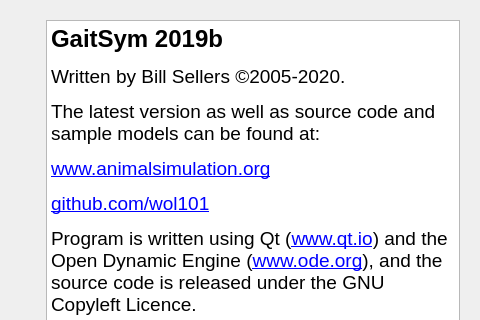
First picture: the form in distribution/GaitSymQt/AboutDialog.ui, repository wol101/GaitSym2019, before the edit; both pictures show x 413 to 893 and y 0 to 320 of the 893 by 639 pixel window.
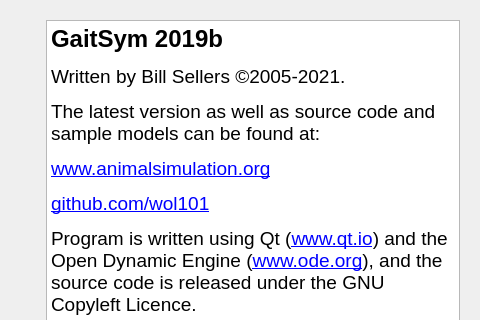
Second picture: the form after the edit. Icons and pictures are not drawn.

```diff
--- a/distribution/GaitSymQt/AboutDialog.ui
+++ b/distribution/GaitSymQt/AboutDialog.ui
@@ -126,16 +126,16 @@
         </property>
         <property name="html">
          <string>&lt;!DOCTYPE HTML PUBLIC &quot;-//W3C//DTD HTML 4.0//EN&quot; &quot;http://www.w3.org/TR/REC-html40/strict.dtd&quot;&gt;
-&lt;html&gt;&lt;head&gt;&lt;meta name=&quot;qrichtext&quot; content=&quot;1&quot; /&gt;&lt;style type=&quot;text/css&quot;&gt;
+&lt;html&gt;&lt;head&gt;&lt;meta name=&quot;qrichtext&quot; content=&quot;1&quot; /&gt;&lt;meta charset=&quot;utf-8&quot; /&gt;&lt;style type=&quot;text/css&quot;&gt;
 p, li { white-space: pre-wrap; }
-&lt;/style&gt;&lt;/head&gt;&lt;body style=&quot; font-family:Arial, Helvetica, Verdana, sans-serif; font-size:8pt; font-weight:400; font-style:normal;&quot;&gt;
-&lt;p style=&quot; margin-top:12px; margin-bottom:12px; margin-left:0px; margin-right:0px; -qt-block-indent:0; text-indent:0px;&quot;&gt;&lt;span style=&quot; font-size:18pt; font-weight:600;&quot;&gt;GaitSym 2019b&lt;/span&gt;&lt;/p&gt;
-&lt;p style=&quot; margin-top:12px; margin-bottom:12px; margin-left:0px; margin-right:0px; -qt-block-indent:0; text-indent:0px;&quot;&gt;&lt;span style=&quot; font-size:14pt;&quot;&gt;Written by Bill Sellers ©2005-2020.&lt;/span&gt;&lt;/p&gt;
-&lt;p style=&quot; margin-top:12px; margin-bottom:12px; margin-left:0px; margin-right:0px; -qt-block-indent:0; text-indent:0px;&quot;&gt;&lt;span style=&quot; font-size:14pt;&quot;&gt;The latest version as well as source code and sample models can be found at:&lt;/span&gt;&lt;/p&gt;
-&lt;p style=&quot; margin-top:12px; margin-bottom:12px; margin-left:0px; margin-right:0px; -qt-block-indent:0; text-indent:0px;&quot;&gt;&lt;a href=&quot;www.animalsimulation.org&quot;&gt;&lt;span style=&quot; font-size:14pt; text-decoration: underline; color:#0000ff;&quot;&gt;www.animalsimulation.org&lt;/span&gt;&lt;/a&gt;&lt;/p&gt;
-&lt;p style=&quot; margin-top:12px; margin-bottom:12px; margin-left:0px; margin-right:0px; -qt-block-indent:0; text-indent:0px;&quot;&gt;&lt;a href=&quot;github.com/wol101&quot;&gt;&lt;span style=&quot; font-size:14pt; text-decoration: underline; color:#0000ff;&quot;&gt;github.com/wol101&lt;/span&gt;&lt;/a&gt;&lt;/p&gt;
-&lt;p style=&quot; margin-top:12px; margin-bottom:12px; margin-left:0px; margin-right:0px; -qt-block-indent:0; text-indent:0px;&quot;&gt;&lt;span style=&quot; font-size:14pt;&quot;&gt;Program is written using Qt (&lt;/span&gt;&lt;a href=&quot;www.qt.io&quot;&gt;&lt;span style=&quot; font-size:14pt; text-decoration: underline; color:#0000ff;&quot;&gt;www.qt.io&lt;/span&gt;&lt;/a&gt;&lt;span style=&quot; font-size:14pt;&quot;&gt;) and the Open Dynamic Engine (&lt;/span&gt;&lt;a href=&quot;www.ode.org&quot;&gt;&lt;span style=&quot; font-size:14pt; text-decoration: underline; color:#0000ff;&quot;&gt;www.ode.org&lt;/span&gt;&lt;/a&gt;&lt;span style=&quot; font-size:14pt;&quot;&gt;), and the source code is released under the GNU Copyleft Licence.&lt;/span&gt;&lt;/p&gt;
-&lt;p style=&quot; margin-top:12px; margin-bottom:12px; margin-left:0px; margin-right:0px; -qt-block-indent:0; text-indent:0px;&quot;&gt;&lt;span style=&quot; font-size:14pt;&quot;&gt;Development has been funded by The Leverhulme Trust, NERC, BBSRC and EPSRC.&lt;/span&gt;&lt;/p&gt;&lt;/body&gt;&lt;/html&gt;</string>
+&lt;/style&gt;&lt;/head&gt;&lt;body style=&quot; font-family:'Segoe UI'; font-size:9pt; font-weight:400; font-style:normal;&quot;&gt;
+&lt;p style=&quot; margin-top:12px; margin-bottom:12px; margin-left:0px; margin-right:0px; -qt-block-indent:0; text-indent:0px;&quot;&gt;&lt;span style=&quot; font-family:'Arial','Helvetica','Verdana','sans-serif'; font-size:18pt; font-weight:600;&quot;&gt;GaitSym 2019b&lt;/span&gt;&lt;/p&gt;
+&lt;p style=&quot; margin-top:12px; margin-bottom:12px; margin-left:0px; margin-right:0px; -qt-block-indent:0; text-indent:0px;&quot;&gt;&lt;span style=&quot; font-family:'Arial','Helvetica','Verdana','sans-serif'; font-size:14pt;&quot;&gt;Written by Bill Sellers ©2005-2021.&lt;/span&gt;&lt;/p&gt;
+&lt;p style=&quot; margin-top:12px; margin-bottom:12px; margin-left:0px; margin-right:0px; -qt-block-indent:0; text-indent:0px;&quot;&gt;&lt;span style=&quot; font-family:'Arial','Helvetica','Verdana','sans-serif'; font-size:14pt;&quot;&gt;The latest version as well as source code and sample models can be found at:&lt;/span&gt;&lt;/p&gt;
+&lt;p style=&quot; margin-top:12px; margin-bottom:12px; margin-left:0px; margin-right:0px; -qt-block-indent:0; text-indent:0px;&quot;&gt;&lt;a href=&quot;www.animalsimulation.org&quot;&gt;&lt;span style=&quot; font-family:'Arial','Helvetica','Verdana','sans-serif'; font-size:14pt; text-decoration: underline; color:#0000ff;&quot;&gt;www.animalsimulation.org&lt;/span&gt;&lt;/a&gt;&lt;/p&gt;
+&lt;p style=&quot; margin-top:12px; margin-bottom:12px; margin-left:0px; margin-right:0px; -qt-block-indent:0; text-indent:0px;&quot;&gt;&lt;a href=&quot;github.com/wol101&quot;&gt;&lt;span style=&quot; font-family:'Arial','Helvetica','Verdana','sans-serif'; font-size:14pt; text-decoration: underline; color:#0000ff;&quot;&gt;github.com/wol101&lt;/span&gt;&lt;/a&gt;&lt;/p&gt;
+&lt;p style=&quot; margin-top:12px; margin-bottom:12px; margin-left:0px; margin-right:0px; -qt-block-indent:0; text-indent:0px;&quot;&gt;&lt;span style=&quot; font-family:'Arial','Helvetica','Verdana','sans-serif'; font-size:14pt;&quot;&gt;Program is written using Qt (&lt;/span&gt;&lt;a href=&quot;www.qt.io&quot;&gt;&lt;span style=&quot; font-family:'Arial','Helvetica','Verdana','sans-serif'; font-size:14pt; text-decoration: underline; color:#0000ff;&quot;&gt;www.qt.io&lt;/span&gt;&lt;/a&gt;&lt;span style=&quot; font-family:'Arial','Helvetica','Verdana','sans-serif'; font-size:14pt;&quot;&gt;) and the Open Dynamic Engine (&lt;/span&gt;&lt;a href=&quot;www.ode.org&quot;&gt;&lt;span style=&quot; font-family:'Arial','Helvetica','Verdana','sans-serif'; font-size:14pt; text-decoration: underline; color:#0000ff;&quot;&gt;www.ode.org&lt;/span&gt;&lt;/a&gt;&lt;span style=&quot; font-family:'Arial','Helvetica','Verdana','sans-serif'; font-size:14pt;&quot;&gt;), and the source code is released under the GNU Copyleft Licence.&lt;/span&gt;&lt;/p&gt;
+&lt;p style=&quot; margin-top:12px; margin-bottom:12px; margin-left:0px; margin-right:0px; -qt-block-indent:0; text-indent:0px;&quot;&gt;&lt;span style=&quot; font-family:'Arial','Helvetica','Verdana','sans-serif'; font-size:14pt;&quot;&gt;Development has been funded by The Leverhulme Trust, NERC, BBSRC and EPSRC.&lt;/span&gt;&lt;/p&gt;&lt;/body&gt;&lt;/html&gt;</string>
         </property>
         <property name="openExternalLinks">
          <bool>true</bool>
```
